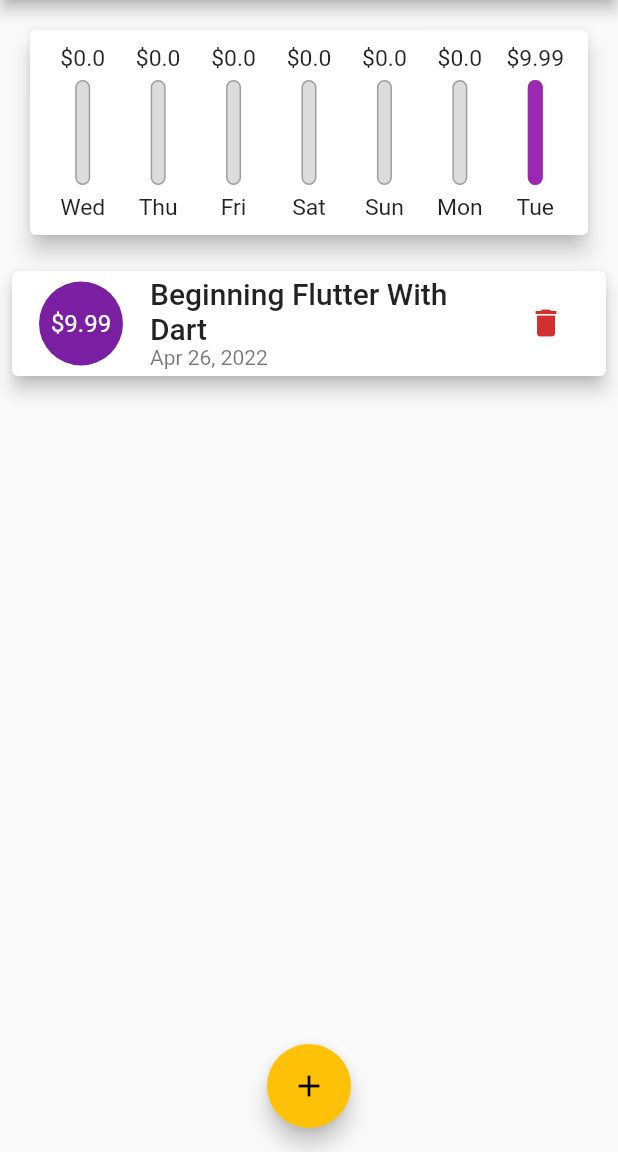
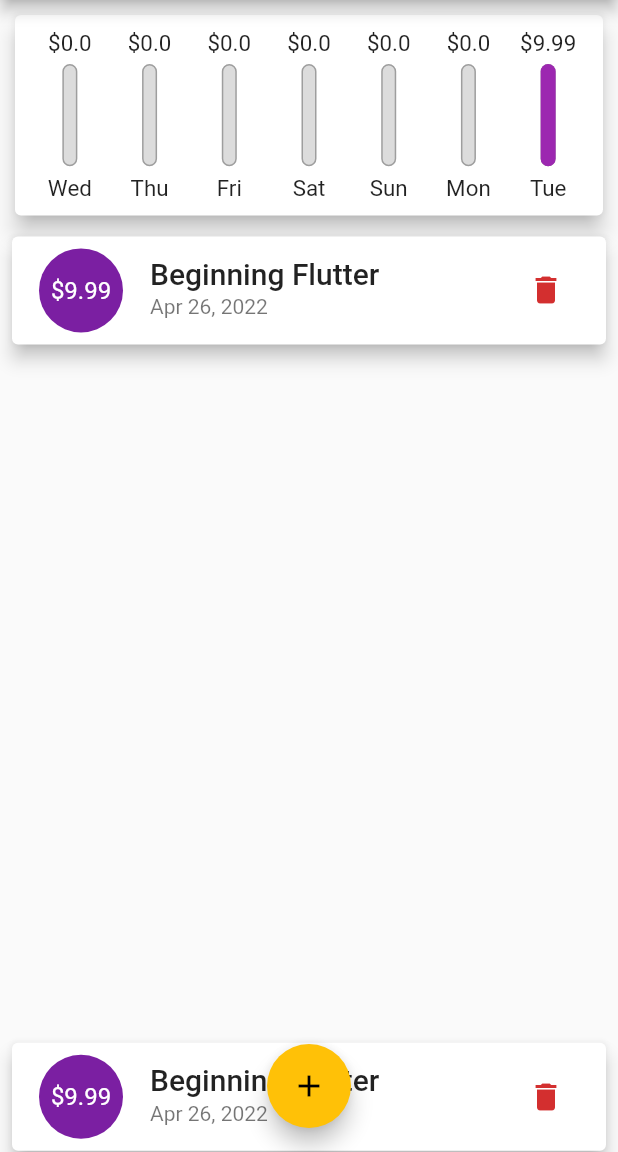
Before and after one commit to hdwhitem/Personal_Expenses_App, a Flutter app: the screen it shows after launch, on a phone screen of 412 x 824 dp, the part 84-1236 px from its top. Run offline on Flutter 3.47's test engine with Material 2 defaults, Android fonts, the phone set to English and light mode, and no system bars; Roboto replaces fonts that are missing (Quicksand).

Commit message:
Extracting Widgets

```diff
--- a/lib/main.dart
+++ b/lib/main.dart
@@ -1,4 +1,3 @@
-//import 'package:flutter/services.dart';
 import 'dart:io';
 import 'package:flutter/cupertino.dart';
 
@@ -33,6 +32,7 @@ class _MyAppState extends State<MyApp> {
       title: 'MyApp',
       theme: ThemeData(
           primarySwatch: Colors.purple,
+          // ignore: deprecated_member_use
           accentColor: Colors.amber,
           fontFamily: 'Quicksand',
           textTheme: ThemeData.light().textTheme.copyWith(
@@ -40,7 +40,7 @@ class _MyAppState extends State<MyApp> {
                 color: Colors.white,
               ))),
       debugShowCheckedModeBanner: false,
-      home: HomeScreen(),
+      home: const HomeScreen(),
     );
   }
 }
@@ -58,7 +58,7 @@ class _HomeScreenState extends State<HomeScreen> {
   final List<Book> _userBooks = [
     Book(
       id: 'p1',
-      title: 'Beginning Flutter With Dart',
+      title: 'Beginning Flutter',
       description: 'You can learn Flutter as well Dart.',
       price: 9.99,
       date: DateTime.now(),
@@ -98,7 +98,7 @@ class _HomeScreenState extends State<HomeScreen> {
         backgroundColor: Colors.grey,
         context: ctx,
         builder: (BuildContext ctx) {
-          return Container(
+          return SizedBox(
             width: 300,
             height: 550,
             child: GestureDetector(
@@ -123,10 +123,11 @@ class _HomeScreenState extends State<HomeScreen> {
     final mediaQuery = MediaQuery.of(context);
     final isLandscape = mediaQuery.orientation == Orientation.landscape;
 
+    // ignore: prefer_typing_uninitialized_variables
     final appBar;
     if (Platform.isIOS) {
       appBar = CupertinoNavigationBar(
-        middle: Text('Personal Expenses'),
+        middle: const Text('Personal Expenses'),
         trailing: Row(
           mainAxisSize: MainAxisSize.min,
           children: <Widget>[
@@ -152,17 +153,18 @@ class _HomeScreenState extends State<HomeScreen> {
     final txListWidget = Container(
       height: (mediaQuery.size.height -
               appBar.preferredSize.height -
-              -mediaQuery.padding.top) *
-          0.75,
+              -mediaQuery.padding.top -
+              -mediaQuery.padding.bottom) *
+          0.7,
       child: BookList(
         books: _userBooks,
         deleteTx: _deleteTransaction,
       ),
     );
+
     final pageBody = SafeArea(
         child: SingleChildScrollView(
       child: Column(
-          //mainAxisAlignment: MainAxisAlignment.spaceAround,
           crossAxisAlignment: CrossAxisAlignment.stretch,
           children: <Widget>[
             if (isLandscape)
@@ -174,6 +176,7 @@ class _HomeScreenState extends State<HomeScreen> {
                     style: Theme.of(context).textTheme.titleMedium,
                   ),
                   Switch.adaptive(
+                    // ignore: deprecated_member_use
                     activeColor: Theme.of(context).accentColor,
                     value: _showChart,
                     onChanged: (val) {
@@ -188,21 +191,23 @@ class _HomeScreenState extends State<HomeScreen> {
               Container(
                 height: (mediaQuery.size.height -
                         appBar.preferredSize.height -
-                        mediaQuery.padding.top) *
-                    0.23,
+                        -mediaQuery.padding.top -
+                        -mediaQuery.padding.bottom) *
+                    0.2,
                 child: Chart(recentTransactions: _recentTransactions),
               ),
             if (!isLandscape) txListWidget,
             if (isLandscape)
-              _showChart
-                  ? Container(
-                      height: (mediaQuery.size.height -
-                              appBar.preferredSize.height -
-                              mediaQuery.padding.top) *
-                          0.6,
-                      child: Chart(recentTransactions: _recentTransactions),
-                    )
-                  : txListWidget
+              if (_showChart)
+                Container(
+                  height: (mediaQuery.size.height -
+                          appBar.preferredSize.height -
+                          -mediaQuery.padding.top -
+                          -mediaQuery.padding.bottom) *
+                      0.6,
+                  child: Chart(recentTransactions: _recentTransactions),
+                ),
+            txListWidget
           ]),
     ));
 
--- a/lib/widgets/book_list.dart
+++ b/lib/widgets/book_list.dart
@@ -1,5 +1,5 @@
+import '/widgets/transaction_item.dart';
 import 'package:flutter/material.dart';
-import 'package:intl/intl.dart';
 import '../models/book.dart';
 
 // ignore: use_key_in_widget_constructors
@@ -7,7 +7,7 @@ class BookList extends StatelessWidget {
   final List<Book> books;
   final Function deleteTx;
 
-  BookList({Key? key, required this.books, required this.deleteTx})
+  const BookList({Key? key, required this.books, required this.deleteTx})
       : super(key: key);
 
   @override
@@ -35,45 +35,7 @@ class BookList extends StatelessWidget {
           })
         : ListView.builder(
             itemBuilder: (ctx, index) {
-              return Card(
-                elevation: 5,
-                margin: const EdgeInsets.symmetric(
-                  vertical: 4,
-                  horizontal: 8,
-                ),
-                child: ListTile(
-                  leading: CircleAvatar(
-                    radius: 30,
-                    child: Padding(
-                      padding: const EdgeInsets.all(6),
-                      child: FittedBox(
-                        child: Text('\$${books[index].price}'),
-                      ),
-                    ),
-                  ),
-                  title: Text(
-                    books[index].title,
-                    style: Theme.of(context).textTheme.titleLarge,
-                  ),
-                  subtitle: Text(
-                    DateFormat.yMMMd().format((books[index].date)),
-                  ),
-                  trailing: MediaQuery.of(context).size.width > 460
-                      ? TextButton.icon(
-                          label: const Text('Delete'),
-                          icon: const Icon(Icons.delete),
-                          style: TextButton.styleFrom(
-                            primary: Theme.of(context).errorColor,
-                          ),
-                          onPressed: () => deleteTx(books[index].id),
-                        )
-                      : IconButton(
-                          icon: const Icon(Icons.delete),
-                          color: Theme.of(context).errorColor,
-                          onPressed: () => deleteTx(books[index].id),
-                        ),
-                ),
-              );
+              return TransactionItem(book: books[index], deleteTx: deleteTx);
             },
             itemCount: books.length,
           );
--- a/lib/widgets/chart.dart
+++ b/lib/widgets/chart.dart
@@ -6,7 +6,7 @@ import '../models/book.dart';
 class Chart extends StatelessWidget {
   final List<Book> recentTransactions;
 
-  Chart({Key? key, required this.recentTransactions}) : super(key: key);
+  const Chart({Key? key, required this.recentTransactions}) : super(key: key);
 
   List<Map<String, dynamic>> get groupedTransactionValues {
     return List.generate(7, (index) {
@@ -33,12 +33,11 @@ class Chart extends StatelessWidget {
 
   @override
   Widget build(BuildContext context) {
-    print(groupedTransactionValues);
     return Card(
       elevation: 6,
-      margin: EdgeInsets.all(20),
+      margin: const EdgeInsets.all(10),
       child: Container(
-        padding: EdgeInsets.all(10),
+        padding: const EdgeInsets.all(10),
         child: Row(
           mainAxisAlignment: MainAxisAlignment.spaceAround,
           children: groupedTransactionValues.map((data) {
--- a/lib/widgets/chart_bar.dart
+++ b/lib/widgets/chart_bar.dart
@@ -18,14 +18,14 @@ class ChartBar extends StatelessWidget {
       builder: (context, constraints) {
         return Column(
           children: <Widget>[
-            Container(
+            SizedBox(
               height: constraints.maxHeight * 0.15,
-              child: FittedBox(child: Text('\$${spendingAmount}')),
+              child: FittedBox(child: Text('\$$spendingAmount')),
             ),
             SizedBox(
               height: constraints.maxHeight * 0.05,
             ),
-            Container(
+            SizedBox(
               height: constraints.maxHeight * 0.6,
               width: 10,
               child: Stack(
@@ -52,7 +52,7 @@ class ChartBar extends StatelessWidget {
             SizedBox(
               height: constraints.maxHeight * 0.05,
             ),
-            Container(
+            SizedBox(
                 height: constraints.maxHeight * 0.15,
                 child: FittedBox(
                   child: Text(label),
--- a/lib/widgets/new_book.dart
+++ b/lib/widgets/new_book.dart
@@ -8,7 +8,7 @@ import 'package:intl/intl.dart';
 class NewBook extends StatefulWidget {
   final Function addTx;
 
-  NewBook({Key? key, required this.addTx}) : super(key: key);
+  const NewBook({Key? key, required this.addTx}) : super(key: key);
 
   @override
   State<NewBook> createState() => _NewBookState();
@@ -83,7 +83,8 @@ class _NewBookState extends State<NewBook> {
                         placeholder: 'Price',
                         controller: _priceController,
                         onSubmitted: (_) => _submitData,
-                        keyboardType: TextInputType.number),
+                        keyboardType: const TextInputType.numberWithOptions(
+                            decimal: true)),
                   )
                 : TextField(
                     decoration: const InputDecoration(labelText: 'Price'),
@@ -91,7 +92,7 @@ class _NewBookState extends State<NewBook> {
                     keyboardType: TextInputType.number,
                     onSubmitted: (_) => _submitData,
                   ),
-            Container(
+            SizedBox(
               height: 80,
               child: Row(
                 mainAxisAlignment: MainAxisAlignment.start,
--- /dev/null
+++ b/lib/widgets/transaction_item.dart
@@ -0,0 +1,57 @@
+import 'package:flutter/material.dart';
+import 'package:intl/intl.dart';
+import '../models/book.dart';
+
+class TransactionItem extends StatelessWidget {
+  const TransactionItem({
+    Key? key,
+    required this.book,
+    required this.deleteTx,
+  }) : super(key: key);
+
+  final Book book;
+  final Function deleteTx;
+
+  @override
+  Widget build(BuildContext context) {
+    return Card(
+      elevation: 5,
+      margin: const EdgeInsets.symmetric(
+        vertical: 4,
+        horizontal: 8,
+      ),
+      child: ListTile(
+        leading: CircleAvatar(
+          radius: 30,
+          child: Padding(
+            padding: const EdgeInsets.all(6),
+            child: FittedBox(
+              child: Text('\$${book.price}'),
+            ),
+          ),
+        ),
+        title: Text(
+          book.title,
+          style: Theme.of(context).textTheme.titleLarge,
+        ),
+        subtitle: Text(
+          DateFormat.yMMMd().format((book.date)),
+        ),
+        trailing: MediaQuery.of(context).size.width > 460
+            ? TextButton.icon(
+                label: const Text('Delete'),
+                icon: const Icon(Icons.delete),
+                style: TextButton.styleFrom(
+                  primary: Theme.of(context).errorColor,
+                ),
+                onPressed: () => deleteTx(book.id),
+              )
+            : IconButton(
+                icon: const Icon(Icons.delete),
+                color: Theme.of(context).errorColor,
+                onPressed: () => deleteTx(book.id),
+              ),
+      ),
+    );
+  }
+}
--- a/lib/widgets/user_book.dart
+++ b/lib/widgets/user_book.dart
@@ -1,7 +1,4 @@
-import '/widgets/book_list.dart';
 import 'package:flutter/material.dart';
-import 'package:intl/intl.dart';
-import 'new_book.dart';
 import '../models/book.dart';
 
 // ignore: use_key_in_widget_constructors
@@ -43,6 +40,7 @@ class _UserBookState extends State<UserBook> {
     ),
   ];
 
+  // ignore: unused_element
   void _addNewBook(String txTitle, double txPrice) {
     setState(() {
       newBk = Book(
@@ -61,6 +59,7 @@ class _UserBookState extends State<UserBook> {
   @override
   Widget build(BuildContext context) {
     return Column(
+      // ignore: prefer_const_literals_to_create_immutables
       children: <Widget>[
         // NewBook(addTx: _addNewBook),
       ],
```
